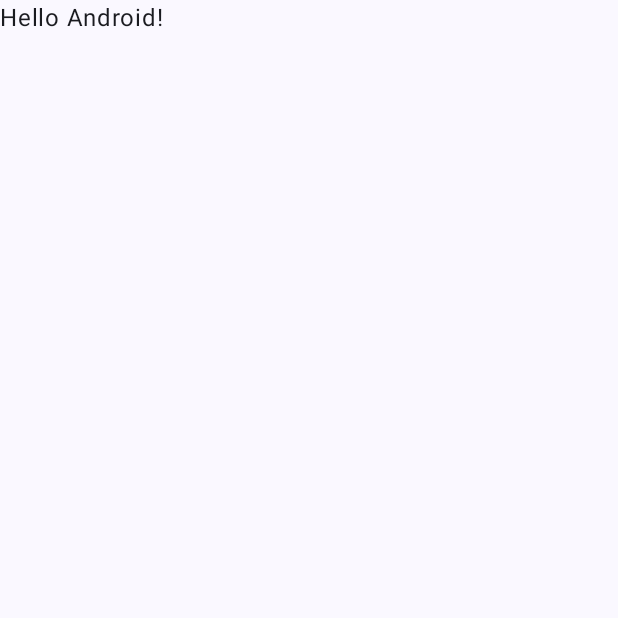
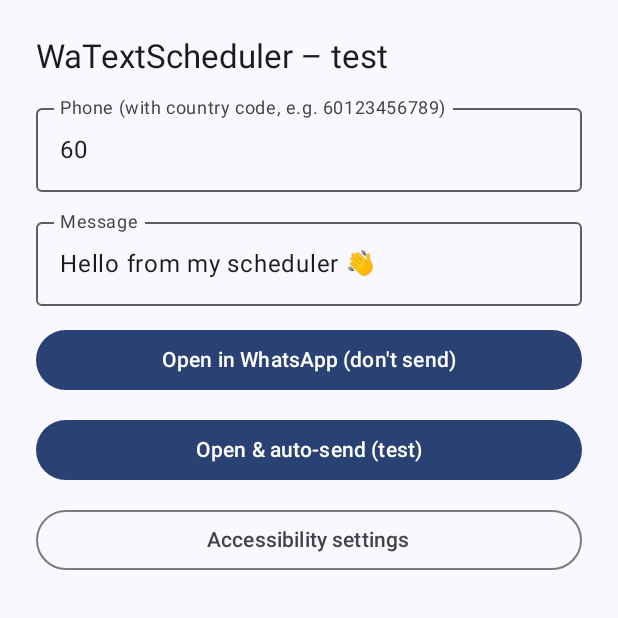
Before and after one commit to Rulz21/WaTextScheduler, an Android app built with Jetpack Compose: the screen it shows after launch (MainActivity), on a phone screen of 412 x 824 dp, the top half of it. Before the commit the part shown is almost empty. Run offline under Robolectric (Android 15) with nearby library versions, the phone set to English and light mode, and no system bars.

Commit message:
setup app and make the auto send feature

```diff
--- a/app/src/main/java/com/example/watextscheduler/MainActivity.kt
+++ b/app/src/main/java/com/example/watextscheduler/MainActivity.kt
@@ -1,16 +1,20 @@
 package com.example.watextscheduler
 
+import android.content.ActivityNotFoundException
+import android.content.ComponentName
+import android.content.Intent
+import android.net.Uri
 import android.os.Bundle
+import android.provider.Settings
+import android.widget.Toast
 import androidx.activity.ComponentActivity
 import androidx.activity.compose.setContent
 import androidx.activity.enableEdgeToEdge
-import androidx.compose.foundation.layout.fillMaxSize
-import androidx.compose.foundation.layout.padding
-import androidx.compose.material3.Scaffold
-import androidx.compose.material3.Text
-import androidx.compose.runtime.Composable
+import androidx.compose.foundation.layout.*
+import androidx.compose.material3.*
+import androidx.compose.runtime.*
 import androidx.compose.ui.Modifier
-import androidx.compose.ui.tooling.preview.Preview
+import androidx.compose.ui.unit.dp
 import com.example.watextscheduler.ui.theme.WaTextSchedulerTheme
 
 class MainActivity : ComponentActivity() {
@@ -19,29 +23,84 @@ class MainActivity : ComponentActivity() {
         enableEdgeToEdge()
         setContent {
             WaTextSchedulerTheme {
-                Scaffold(modifier = Modifier.fillMaxSize()) { innerPadding ->
-                    Greeting(
-                        name = "Android",
-                        modifier = Modifier.padding(innerPadding)
+                Surface(Modifier.fillMaxSize().safeDrawingPadding()) {
+                    TestScreen(
+                        onOpen = { phone, text -> openWhatsApp(phone, text, autoSend = false) },
+                        onAutoSend = { phone, text -> openWhatsApp(phone, text, autoSend = true) },
+                        onOpenSettings = { startActivity(Intent(Settings.ACTION_ACCESSIBILITY_SETTINGS)) }
                     )
                 }
             }
         }
     }
+
+    private fun openWhatsApp(phone: String, text: String, autoSend: Boolean) {
+        if (autoSend) {
+            if (!isSenderEnabled()) {
+                Toast.makeText(this, "Turn on 'WaTextScheduler sender' in Accessibility first", Toast.LENGTH_LONG).show()
+                return
+            }
+            PendingSend.set(text) // tell the service: "press Send for this message"
+        }
+
+        val number = phone.filter { it.isDigit() }          // "+60 12-345 6789" -> "60123456789"
+        val uri = Uri.parse("https://wa.me/$number?text=${Uri.encode(text)}")
+        val intent = Intent(Intent.ACTION_VIEW, uri).apply {
+            setPackage("com.whatsapp")                         // WhatsApp Business = "com.whatsapp.w4b"
+        }
+        try {
+            startActivity(intent)
+        } catch (e: ActivityNotFoundException) {
+            PendingSend.clear()
+            Toast.makeText(this, "WhatsApp not installed", Toast.LENGTH_SHORT).show()
+        }
+    }
+
+    /** Is our Accessibility service switched on in Settings? */
+    private fun isSenderEnabled(): Boolean {
+        val enabled = Settings.Secure.getString(
+            contentResolver, Settings.Secure.ENABLED_ACCESSIBILITY_SERVICES
+        ) ?: return false
+        val me = ComponentName(this, WaSendService::class.java)
+        return enabled.split(':').any {
+            it.equals(me.flattenToString(), ignoreCase = true) ||
+                    it.equals(me.flattenToShortString(), ignoreCase = true)
+        }
+    }
 }
 
 @Composable
-fun Greeting(name: String, modifier: Modifier = Modifier) {
-    Text(
-        text = "Hello $name!",
-        modifier = modifier
-    )
-}
+fun TestScreen(
+    onOpen: (String, String) -> Unit,
+    onAutoSend: (String, String) -> Unit,
+    onOpenSettings: () -> Unit
+) {
+    var phone by remember { mutableStateOf("60") }
+    var text by remember { mutableStateOf("Hello from my scheduler 👋") }
 
-@Preview(showBackground = true)
-@Composable
-fun GreetingPreview() {
-    WaTextSchedulerTheme {
-        Greeting("Android")
+    Column(
+        Modifier.padding(24.dp),
+        verticalArrangement = Arrangement.spacedBy(12.dp)
+    ) {
+        Text("WaTextScheduler – test", style = MaterialTheme.typography.titleLarge)
+        OutlinedTextField(
+            value = phone, onValueChange = { phone = it },
+            label = { Text("Phone (with country code, e.g. 60123456789)") },
+            modifier = Modifier.fillMaxWidth()
+        )
+        OutlinedTextField(
+            value = text, onValueChange = { text = it },
+            label = { Text("Message") },
+            modifier = Modifier.fillMaxWidth()
+        )
+        Button(onClick = { onOpen(phone, text) }, modifier = Modifier.fillMaxWidth()) {
+            Text("Open in WhatsApp (don't send)")
+        }
+        Button(onClick = { onAutoSend(phone, text) }, modifier = Modifier.fillMaxWidth()) {
+            Text("Open & auto-send (test)")
+        }
+        OutlinedButton(onClick = onOpenSettings, modifier = Modifier.fillMaxWidth()) {
+            Text("Accessibility settings")
+        }
     }
 }
--- a/app/src/main/res/values/strings.xml
+++ b/app/src/main/res/values/strings.xml
@@ -1,3 +1,4 @@
 <resources>
     <string name="app_name">WaTextScheduler</string>
+    <string name="wa_send_service_description">Lets WaTextScheduler press Send in WhatsApp for messages you scheduled. It does nothing else.</string>
 </resources>
```
Also changed, not shown: app/src/main/AndroidManifest.xml (+12 -0 lines), app/src/main/java/com/example/watextscheduler/PendingSend.kt (added, +28 -0 lines), app/src/main/java/com/example/watextscheduler/WaSendService.kt (added, +76 -0 lines), app/src/main/res/xml/wa_send_service_config.xml (added, +9 -0 lines).
